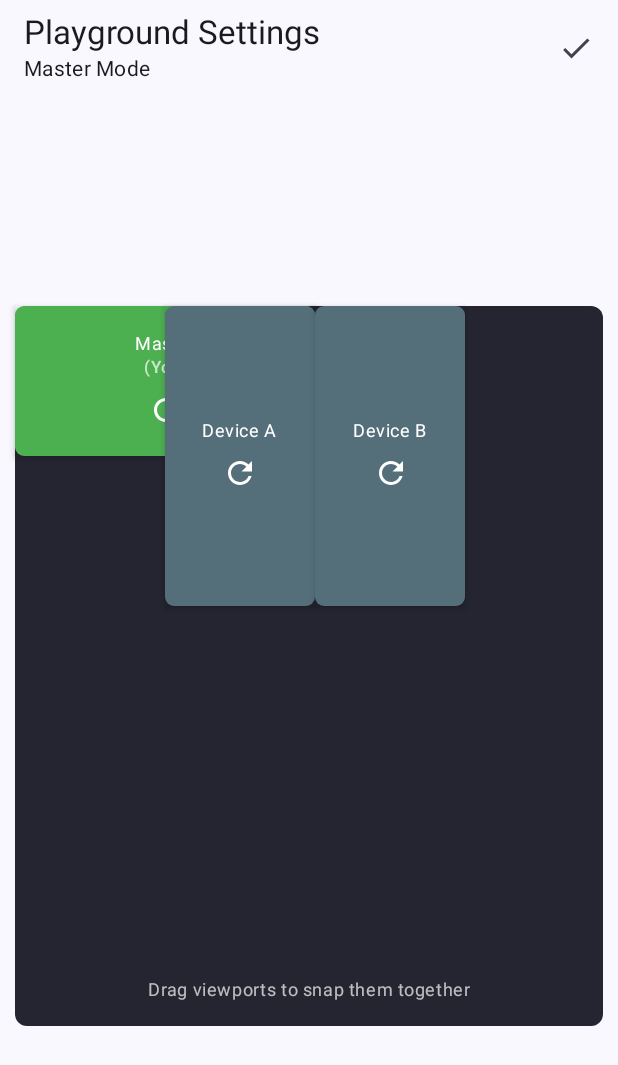
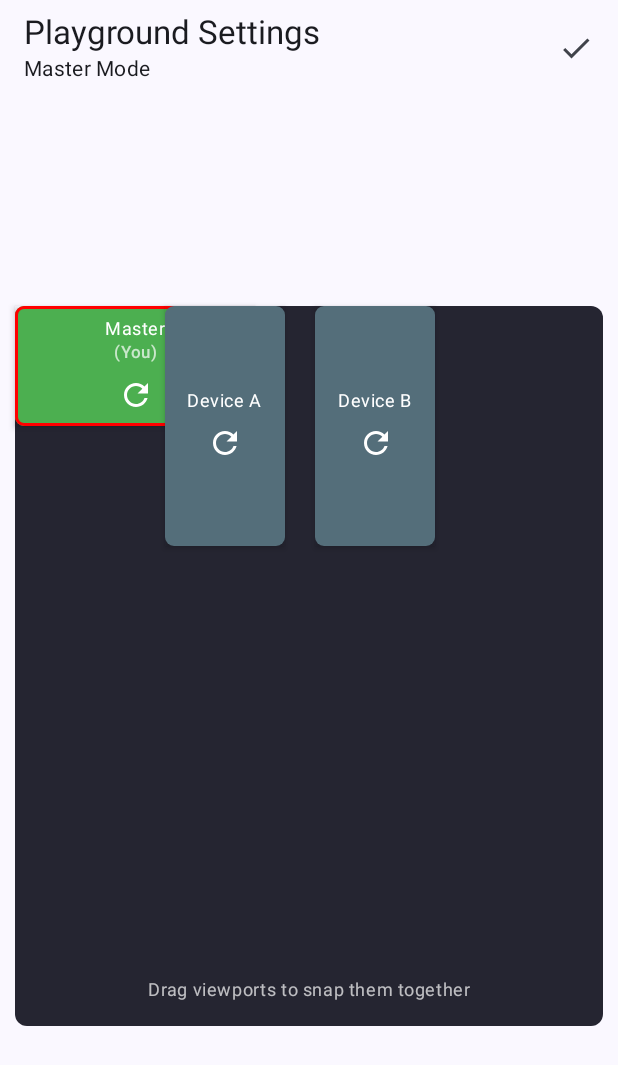
Before and after one commit to JumpingKeyCaps/BlueToothMultiScreenSync, an Android app built with Jetpack Compose: the screen it shows after launch (MainActivity), after a tap on "Rotate", on a phone screen of 412 x 824 dp. Shown: the top 1065 px of the screen. Run offline under Robolectric (Android 15) with nearby library versions, the phone set to English and light mode, and no system bars.

Commit message:
feature(ui/screen): Add Overlap viewport detection + visual feedback.

```diff
--- a/app/src/main/java/com/lebaillyapp/bluetoothmultiscreensync/ui/screen/PlaygroundSettingsScreen.kt
+++ b/app/src/main/java/com/lebaillyapp/bluetoothmultiscreensync/ui/screen/PlaygroundSettingsScreen.kt
@@ -4,6 +4,7 @@ import android.annotation.SuppressLint
 import androidx.compose.animation.core.animateDpAsState
 import androidx.compose.animation.core.animateFloatAsState
 import androidx.compose.foundation.background
+import androidx.compose.foundation.border
 import androidx.compose.foundation.gestures.detectDragGestures
 import androidx.compose.foundation.layout.Box
 import androidx.compose.foundation.layout.BoxWithConstraints
@@ -67,6 +68,7 @@ data class LocalViewport(
     var offsetY: Float,
     var isPortrait: Boolean = true,
     var isDragging: Boolean = false,
+    var isOverlapping: Boolean = false,
     val isCurrentDevice: Boolean = false
 ) {
     fun bounds(widthPx: Float, heightPx: Float): Rect {
@@ -148,9 +150,10 @@ fun PlaygroundSettingsScreen(
                     val offsetY = remember(vp.id) { mutableStateOf(vp.offsetY) }
                     var isPortrait by remember(vp.id) { mutableStateOf(vp.isPortrait) }
                     var isDragging by remember(vp.id) { mutableStateOf(false) }
+                    var isOverlapping by remember(vp.id) { mutableStateOf(false) }
 
-                    val widthDp = if (isPortrait) 100.dp else 200.dp
-                    val heightDp = if (isPortrait) 200.dp else 100.dp
+                    val widthDp = if (isPortrait) 80.dp else 160.dp
+                    val heightDp = if (isPortrait) 160.dp else 80.dp
 
                     val viewportWidthPx = with(density) { widthDp.toPx() }
                     val viewportHeightPx = with(density) { heightDp.toPx() }
@@ -164,10 +167,40 @@ fun PlaygroundSettingsScreen(
                     val scale by animateFloatAsState(if (isDragging) 1.0f else 1f)
                     val elevation by animateFloatAsState(if (isDragging) 12f else 4f)
 
+                    // Couleur du viewport
                     val backgroundColor = when {
                         vp.isCurrentDevice -> Color(0xFF4CAF50)
                         isDragging -> Color(0xFF2979FF)
                         else -> Color(0xFF546E7A)
+                    }
+
+                    // Détection de superposition
+                    fun checkOverlap(): Boolean {
+                        val currentWidthPx = with(density) { (if (isPortrait) 80.dp else 160.dp).toPx() }
+                        val currentHeightPx = with(density) { (if (isPortrait) 160.dp else 80.dp).toPx() }
+
+                        val currentRect = Rect(
+                            offsetX.value * density.density,
+                            offsetY.value * density.density,
+                            offsetX.value * density.density + currentWidthPx,
+                            offsetY.value * density.density + currentHeightPx
+                        )
+
+                        return viewports.any { other ->
+                            if (other == vp) return@any false
+
+                            val otherWidthPx = with(density) { (if (other.isPortrait) 80.dp else 160.dp).toPx() }
+                            val otherHeightPx = with(density) { (if (other.isPortrait) 160.dp else 80.dp).toPx() }
+
+                            val otherRect = Rect(
+                                other.offsetX * density.density,
+                                other.offsetY * density.density,
+                                other.offsetX * density.density + otherWidthPx,
+                                other.offsetY * density.density + otherHeightPx
+                            )
+
+                            currentRect.overlaps(otherRect)
+                        }
                     }
 
                     Box(
@@ -191,10 +224,11 @@ fun PlaygroundSettingsScreen(
                                         vp.isDragging = false
                                         vp.offsetX = offsetX.value
                                         vp.offsetY = offsetY.value
+                                        isOverlapping = checkOverlap()
+                                        vp.isOverlapping = isOverlapping
                                     }
                                 ) { change, dragAmount ->
                                     change.consume()
-
                                     val dragXdp = dragAmount.x / densityValue
                                     val dragYdp = dragAmount.y / densityValue
                                     val maxXdp = (maxX / densityValue)
@@ -207,9 +241,18 @@ fun PlaygroundSettingsScreen(
                                     offsetY.value = newY
                                     vp.offsetX = newX
                                     vp.offsetY = newY
+
+                                    // Vérifie en live le chevauchement
+                                    isOverlapping = checkOverlap()
+                                    vp.isOverlapping = isOverlapping
                                 }
                             }
-                            .background(backgroundColor, shape = RoundedCornerShape(6.dp)),
+                            .background(backgroundColor, shape = RoundedCornerShape(6.dp))
+                            .then(
+                                if (isOverlapping)
+                                    Modifier.border(2.dp, Color.Red, RoundedCornerShape(6.dp))
+                                else Modifier
+                            ),
                         contentAlignment = Alignment.Center
                     ) {
                         Column(horizontalAlignment = Alignment.CenterHorizontally) {
@@ -226,6 +269,8 @@ fun PlaygroundSettingsScreen(
                                 onClick = {
                                     isPortrait = !isPortrait
                                     vp.isPortrait = isPortrait
+                                    isOverlapping = checkOverlap()
+                                    vp.isOverlapping = isOverlapping
                                 },
                                 modifier = Modifier.size(28.dp)
                             ) {
```
